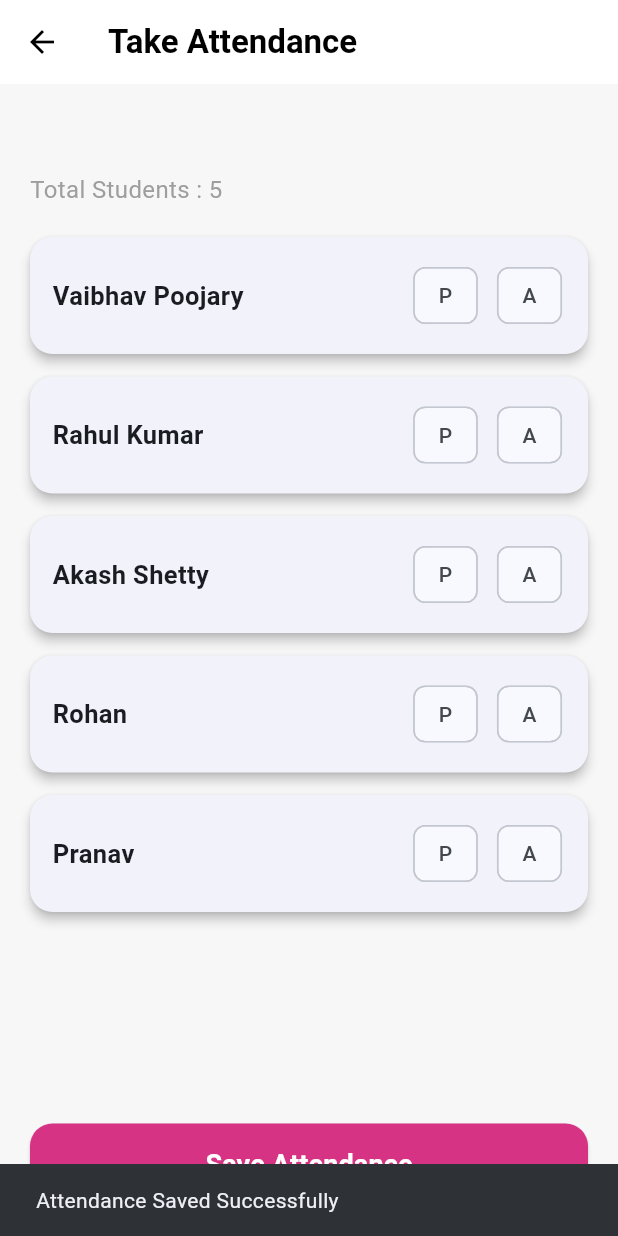
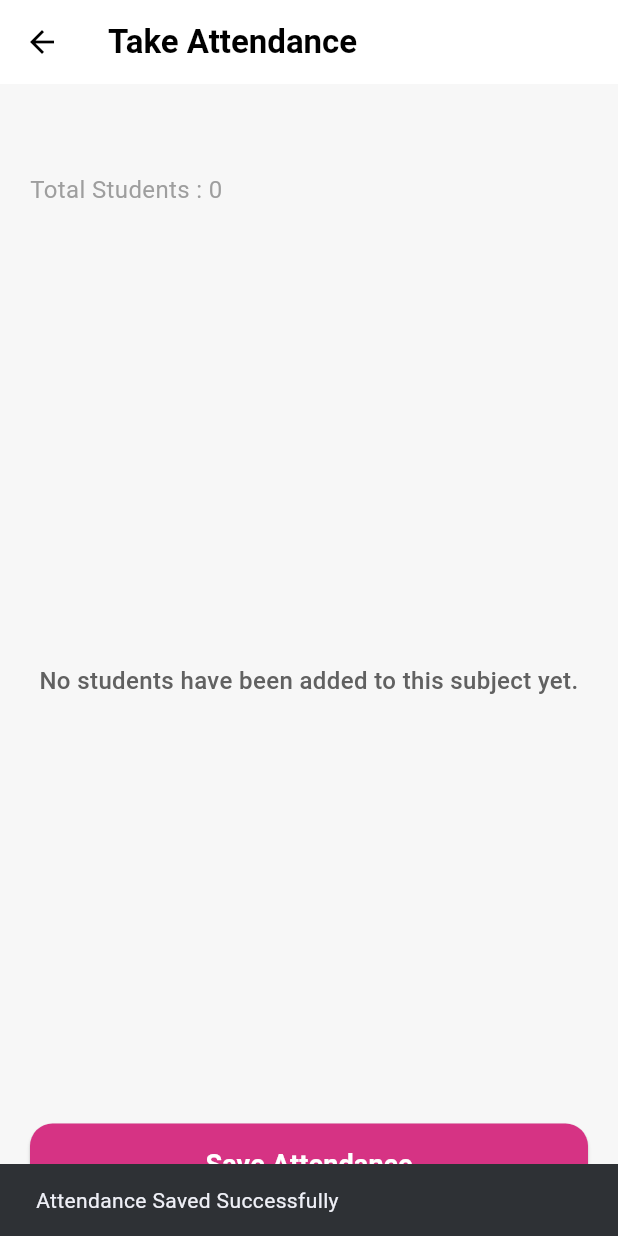
Before and after one commit to Vaibhavvpoojary/Digital_Attendance, a Flutter app: the TakeAttendanceScreen screen opened directly with empty values, after a tap on "Save Attendance", on a phone screen of 412 x 824 dp. Run offline on Flutter 3.47's test engine with Material 3 defaults, Android fonts, the phone set to English and light mode, and no system bars; our stand-ins replace sqflite; accounts and stored records are empty.

Commit message:
The dummy student  names created in the take attendance screen was now changed , to the only the registered student by the lecturer .

```diff
--- a/lib/database/database_helper.dart
+++ b/lib/database/database_helper.dart
@@ -12,9 +12,13 @@ class DatabaseHelper {
   DatabaseHelper._init();
 
   Future<Database> get database async {
-    if (_database != null) return _database!;
+    if (_database != null) {
+      await _ensureSchema(_database!);
+      return _database!;
+    }
 
     _database = await _initDB('attendance.db');
+    await _ensureSchema(_database!);
     return _database!;
   }
 
@@ -24,8 +28,9 @@ class DatabaseHelper {
 
     return openDatabase(
       path,
-      version: 1,
+      version: 2,
       onCreate: _createDB,
+      onUpgrade: _upgradeDB,
     );
   }
 
@@ -69,6 +74,35 @@ class DatabaseHelper {
         status INTEGER NOT NULL
       )
     ''');
+  }
+
+  Future<void> _upgradeDB(Database db, int oldVersion, int newVersion) async {
+    await _ensureSchema(db);
+  }
+
+  Future<void> _ensureSchema(Database db) async {
+    final tableInfo = await db.rawQuery('PRAGMA table_info(students)');
+    final existingColumns = tableInfo
+        .map((column) => column['name'] as String)
+        .toSet();
+
+    if (!existingColumns.contains('semester')) {
+      await db.execute(
+        'ALTER TABLE students ADD COLUMN semester INTEGER NOT NULL DEFAULT 1',
+      );
+    }
+
+    if (!existingColumns.contains('section')) {
+      await db.execute(
+        'ALTER TABLE students ADD COLUMN section TEXT NOT NULL DEFAULT "A"',
+      );
+    }
+
+    if (!existingColumns.contains('year')) {
+      await db.execute(
+        'ALTER TABLE students ADD COLUMN year TEXT NOT NULL DEFAULT "1st Year"',
+      );
+    }
   }
 
   Future<int> insertSubject(Subject subject) async {
@@ -159,10 +193,7 @@ class DatabaseHelper {
     );
   }
 
-  Future<int> insertSubjectStudent({
-    required int subjectId,
-    required int studentId,
-  }) async {
+  Future<int> insertSubjectStudent(int subjectId, int studentId) async {
     final db = await instance.database;
 
     return db.insert(
--- a/lib/screens/attendance/take_attendance_screen.dart
+++ b/lib/screens/attendance/take_attendance_screen.dart
@@ -1,359 +1,204 @@
 import 'package:flutter/material.dart';
 
+import '../../database/database_helper.dart';
+import '../../models/student.dart';
+
 class TakeAttendanceScreen extends StatefulWidget {
-
+  final int subjectId;
   final String subjectName;
 
   const TakeAttendanceScreen({
     super.key,
+    required this.subjectId,
     required this.subjectName,
   });
 
+  @override
+  State<TakeAttendanceScreen> createState() => _TakeAttendanceScreenState();
+}
+
+class _TakeAttendanceScreenState extends State<TakeAttendanceScreen> {
+  List<Student> students = [];
+  final Map<int, bool?> attendance = {};
 
   @override
-  State<TakeAttendanceScreen> createState() => _TakeAttendanceScreenState();
-
+  void initState() {
+    super.initState();
+    loadStudents();
   }
 
+  Future<void> loadStudents() async {
+    final loadedStudents = await DatabaseHelper.instance.getStudentsBySubject(
+      widget.subjectId,
+    );
 
+    if (!mounted) return;
 
-class _TakeAttendanceScreenState extends State<TakeAttendanceScreen> {
-
-
-  // Dummy students for testing
-
-  List<String> students = [
-
-    "Vaibhav Poojary",
-    "Rahul Kumar",
-    "Akash Shetty",
-    "Rohan",
-    "Pranav"
-
-  ];
-
-
-  // Attendance status
-
-  Map<String,bool?> attendance = {};
-
-
-
-  @override
-  void initState(){
-
-    super.initState();
-
-
-    for(var student in students){
-
-      attendance[student] = null;
-
+    setState(() {
+      students = loadedStudents;
+      attendance
+        ..clear()
+        ..addEntries(
+          students
+              .where((student) => student.id != null)
+              .map((student) => MapEntry(student.id!, null)),
+        );
+    });
   }
-
-  }
-
-
 
   @override
   Widget build(BuildContext context) {
-
-
     return Scaffold(
-
       backgroundColor: const Color(0xFFF7F7F7),
-
-
       appBar: AppBar(
-
         title: const Text(
           "Take Attendance",
           style: TextStyle(
             fontWeight: FontWeight.bold,
           ),
         ),
+        backgroundColor: Colors.white,
+        foregroundColor: Colors.black,
+        elevation: 0,
+      ),
+      body: Padding(
+        padding: const EdgeInsets.all(20),
+        child: Column(
+          crossAxisAlignment: CrossAxisAlignment.start,
+          children: [
+            Text(
+              widget.subjectName,
+              style: const TextStyle(
+                fontSize: 24,
+                fontWeight: FontWeight.bold,
+              ),
+            ),
+            const SizedBox(height: 5),
+            Text(
+              "Total Students : ${students.length}",
+              style: const TextStyle(
+                color: Colors.grey,
+                fontSize: 16,
+              ),
+            ),
+            const SizedBox(height: 20),
+            Expanded(
+              child: students.isEmpty
+                  ? Center(
+                      child: Text(
+                        "No students have been added to this subject yet.",
+                        textAlign: TextAlign.center,
+                        style: TextStyle(
+                          color: Colors.grey.shade700,
+                          fontSize: 16,
+                          fontWeight: FontWeight.w500,
+                        ),
+                      ),
+                    )
+                  : ListView.builder(
+                      itemCount: students.length,
+                      itemBuilder: (context, index) {
+                        final student = students[index];
+                        final studentId = student.id;
 
-        backgroundColor: Colors.white,
-
-        foregroundColor: Colors.black,
-
-        elevation:0,
-
-      ),
-
-
-
-      body: Padding(
-
-        padding: const EdgeInsets.all(20),
-
-
-        child: Column(
-
-          crossAxisAlignment: CrossAxisAlignment.start,
-
-
-          children: [
-
-
-
-            // Subject details
-
-            Text(
-
-              widget.subjectName,
-
-              style: const TextStyle(
-
-                fontSize:24,
-
-                fontWeight:FontWeight.bold,
-
-              ),
-
-            ),
-
-
-
-            const SizedBox(height:5),
-
-
-
-            Text(
-
-              "Total Students : ${students.length}",
-
-              style: const TextStyle(
-
-                color:Colors.grey,
-
-                fontSize:16,
-
-              ),
-
-            ),
-
-
-
-            const SizedBox(height:20),
-
-
-
-            Expanded(
-
-              child: ListView.builder(
-
-                itemCount: students.length,
-
-
-                itemBuilder:(context,index){
-
-
-                  String student = students[index];
-
-
+                        if (studentId == null) {
+                          return const SizedBox.shrink();
+                        }
 
                         return Card(
-
-                    elevation:3,
-
-                    margin:const EdgeInsets.only(bottom:15),
-
-
-                    shape:RoundedRectangleBorder(
-
-                      borderRadius:BorderRadius.circular(15),
-
+                          elevation: 3,
+                          margin: const EdgeInsets.only(bottom: 15),
+                          shape: RoundedRectangleBorder(
+                            borderRadius: BorderRadius.circular(15),
                           ),
-
-
-
                           child: Padding(
-
-                      padding:const EdgeInsets.all(15),
-
-
+                            padding: const EdgeInsets.all(15),
                             child: Row(
-
-
-                        mainAxisAlignment:
-                        MainAxisAlignment.spaceBetween,
-
-
-                        children:[
-
-
-
+                              mainAxisAlignment: MainAxisAlignment.spaceBetween,
+                              children: [
+                                Expanded(
+                                  child: Column(
+                                    crossAxisAlignment:
+                                        CrossAxisAlignment.start,
+                                    children: [
                                       Text(
-
-                            student,
-
-                            style:const TextStyle(
-
-                              fontSize:17,
-
-                              fontWeight:FontWeight.w600,
-
+                                        student.studentName,
+                                        style: const TextStyle(
+                                          fontSize: 17,
+                                          fontWeight: FontWeight.w600,
                                         ),
-
                                       ),
-
-
-
+                                      const SizedBox(height: 4),
+                                      Text(
+                                        student.usn,
+                                        style: const TextStyle(
+                                          color: Colors.grey,
+                                          fontSize: 14,
+                                        ),
+                                      ),
+                                    ],
+                                  ),
+                                ),
                                 Row(
-
-                            children:[
-
-
-
-                              // Present Button
-
+                                  children: [
                                     ChoiceChip(
-
-                                label:const Text("P"),
-
-                                selected:
-                                attendance[student] == true,
-
-
-                                onSelected:(value){
-
-                                  setState((){
-
-                                    attendance[student]=true;
-
+                                      label: const Text("P"),
+                                      selected: attendance[studentId] == true,
+                                      onSelected: (value) {
+                                        setState(() {
+                                          attendance[studentId] = true;
                                         });
-
                                       },
-
                                     ),
-
-
-
-                              const SizedBox(width:8),
-
-
-
-                              // Absent Button
-
+                                    const SizedBox(width: 8),
                                     ChoiceChip(
-
-                                label:const Text("A"),
-
-                                selected:
-                                attendance[student] == false,
-
-
-                                onSelected:(value){
-
-                                  setState((){
-
-                                    attendance[student]=false;
-
+                                      label: const Text("A"),
+                                      selected: attendance[studentId] == false,
+                                      onSelected: (value) {
+                                        setState(() {
+                                          attendance[studentId] = false;
                                         });
-
                                       },
-
                                     ),
-
-
-
                                   ],
-
-                          )
-
+                                ),
                               ],
-
                             ),
-
                           ),
-
                         );
-
                       },
-
                     ),
-
             ),
-
-
-
             SizedBox(
-
-              width:double.infinity,
-
-              height:55,
-
-
-              child:ElevatedButton(
-
-                onPressed:(){
-
-
-                  print(attendance);
-
-
-                  ScaffoldMessenger.of(context)
-                  .showSnackBar(
-
+              width: double.infinity,
+              height: 55,
+              child: ElevatedButton(
+                onPressed: () {
+                  ScaffoldMessenger.of(context).showSnackBar(
                     const SnackBar(
-
-                      content:Text(
-                        "Attendance Saved Successfully"
+                      content: Text("Attendance Saved Successfully"),
                     ),
-
+                  );
+                },
+                style: ElevatedButton.styleFrom(
+                  backgroundColor: const Color(0xFFD63384),
+                  shape: RoundedRectangleBorder(
+                    borderRadius: BorderRadius.circular(15),
                   ),
-
+                ),
+                child: const Text(
+                  "Save Attendance",
+                  style: TextStyle(
+                    color: Colors.white,
+                    fontSize: 18,
+                    fontWeight: FontWeight.bold,
+                  ),
+                ),
+              ),
+            ),
+          ],
+        ),
+      ),
     );
-
-
-                },
-
-
-                style:ElevatedButton.styleFrom(
-
-                  backgroundColor:
-                  const Color(0xFFD63384),
-
-
-                  shape:RoundedRectangleBorder(
-
-                    borderRadius:BorderRadius.circular(15),
-
-                  ),
-
-                ),
-
-
-                child:const Text(
-
-                  "Save Attendance",
-
-                  style:TextStyle(
-
-                    color:Colors.white,
-
-                    fontSize:18,
-
-                    fontWeight:FontWeight.bold,
-
-                  ),
-
-                ),
-
-              ),
-
-            )
-
-
-          ],
-
-        ),
-
-      ),
-
-    );
-
   }
-
 }
--- a/lib/screens/subject/subject_details_screen.dart
+++ b/lib/screens/subject/subject_details_screen.dart
@@ -104,6 +104,7 @@ class SubjectDetailsScreen extends StatelessWidget {
                   context,
                   MaterialPageRoute(
                     builder: (context) => TakeAttendanceScreen(
+                      subjectId: subjectId,
                       subjectName: subjectName,
                     ),
                   ),
```
Also changed, not shown: lib/screens/student/add_student_screen.dart (+29 -8 lines). Lines whose indentation alone changed are shown as unchanged.
